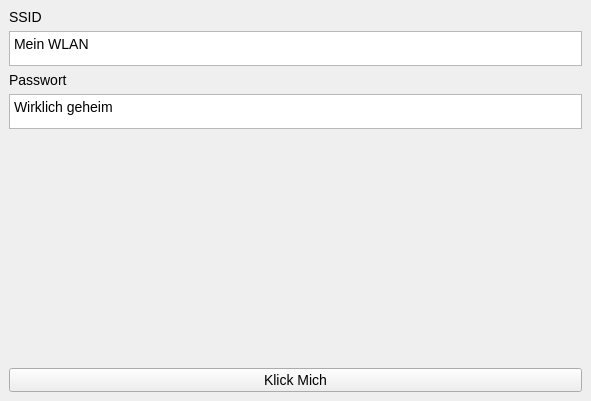
This is src/ui/Ui_MainWindow.ui in SManAT/PySide6-Template as Qt 5 draws it before an edit. The edited form follows.
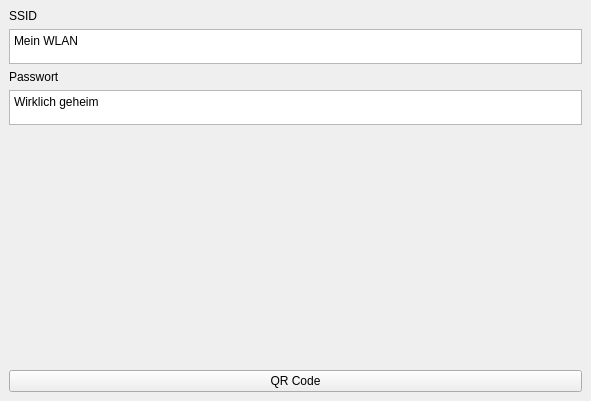
This is the edited form. Icons and pictures are not drawn.

```diff
--- a/src/ui/Ui_MainWindow.ui
+++ b/src/ui/Ui_MainWindow.ui
@@ -18,7 +18,26 @@
     <normaloff>../../assets/app.ico</normaloff>../../assets/app.ico</iconset>
   </property>
   <property name="styleSheet">
-   <string notr="true">font-size:14px</string>
+   <string notr="true">body{
+font-size:14px;
+}
+
+
+.lionBtn {
+    font-size: 14px;
+    background: rgba(0, 0, 0, 0.08),
+                QLinearGradient(spread: pad, x1: 0, y1: 0,
+                               x2: 0, y2: 1,
+                               stop: 0 #e4fbff,
+                               stop: 0.1 #cee6fb,
+                               stop: 0.5 #a5d3fb,
+                               stop: 0.51 #88c6fb,
+                               stop: 1 #d5faff);
+    background-clip: padding;
+    border-radius: 5px;
+    padding: 3px 30px 3px 30px;
+    color: #242d35;
+}</string>
   </property>
   <widget class="QWidget" name="centralwidget">
    <layout class="QGridLayout" name="gridLayout_2">
@@ -41,12 +60,8 @@
       </property>
      </widget>
     </item>
-    <item row="0" column="0">
-     <widget class="QLabel" name="label">
-      <property name="text">
-       <string>SSID</string>
-      </property>
-     </widget>
+    <item row="8" column="0">
+     <widget class="QWidget" name="qrcode" native="true"/>
     </item>
     <item row="1" column="0">
      <widget class="QPlainTextEdit" name="SSID">
@@ -63,9 +78,7 @@
        </size>
       </property>
       <property name="font">
-       <font>
-        <pointsize>-1</pointsize>
-       </font>
+       <font/>
       </property>
       <property name="styleSheet">
        <string notr="true"/>
@@ -75,6 +88,60 @@
       </property>
      </widget>
     </item>
+    <item row="0" column="0">
+     <widget class="QLabel" name="label">
+      <property name="text">
+       <string>SSID</string>
+      </property>
+     </widget>
+    </item>
+    <item row="4" column="0">
+     <layout class="QGridLayout" name="gridLayout">
+      <item row="0" column="0">
+       <widget class="QLabel" name="img">
+        <property name="sizePolicy">
+         <sizepolicy hsizetype="Expanding" vsizetype="Expanding">
+          <horstretch>0</horstretch>
+          <verstretch>0</verstretch>
+         </sizepolicy>
+        </property>
+        <property name="text">
+         <string/>
+        </property>
+        <property name="pixmap">
+         <pixmap>../../basic_qrcode.png</pixmap>
+        </property>
+        <property name="alignment">
+         <set>Qt::AlignmentFlag::AlignCenter</set>
+        </property>
+       </widget>
+      </item>
+     </layout>
+    </item>
+    <item row="9" column="0">
+     <widget class="QPushButton" name="closeBtn_2">
+      <property name="styleSheet">
+       <string notr="true">background: rgba(0,0,0,0.08), 
+QLinearGradient( spread:pad, x1: 0, y1: 0,
+                 x2: 0, y2: 1, 
+                 stop: 0 #e4fbff, 
+                 stop: 0.1 #cee6fb,
+                 stop: 0.5 #a5d3fb,
+                 stop: 0.51 #88c6fb,
+                 stop: 1 #d5faff
+);
+background-insets: 0 0 -1 0,0,1;
+background-radius: 5,5,4;
+padding: 3 30 3 30;
+text-fill: #242d35;
+color: #000000;
+</string>
+      </property>
+      <property name="text">
+       <string>QR Code</string>
+      </property>
+     </widget>
+    </item>
     <item row="2" column="0">
      <widget class="QLabel" name="label_2">
       <property name="text">
@@ -82,29 +149,6 @@
       </property>
      </widget>
     </item>
-    <item row="4" column="0">
-     <spacer name="verticalSpacer">
-      <property name="orientation">
-       <enum>Qt::Orientation::Vertical</enum>
-      </property>
-      <property name="sizeHint" stdset="0">
-       <size>
-        <width>20</width>
-        <height>40</height>
-       </size>
-      </property>
-     </spacer>
-    </item>
-    <item row="5" column="0">
-     <widget class="QPushButton" name="closeBtn_2">
-      <property name="styleSheet">
-       <string notr="true">border-radius: 1em;</string>
-      </property>
-      <property name="text">
-       <string>Klick Mich</string>
-      </property>
-     </widget>
-    </item>
    </layout>
   </widget>
  </widget>
```
